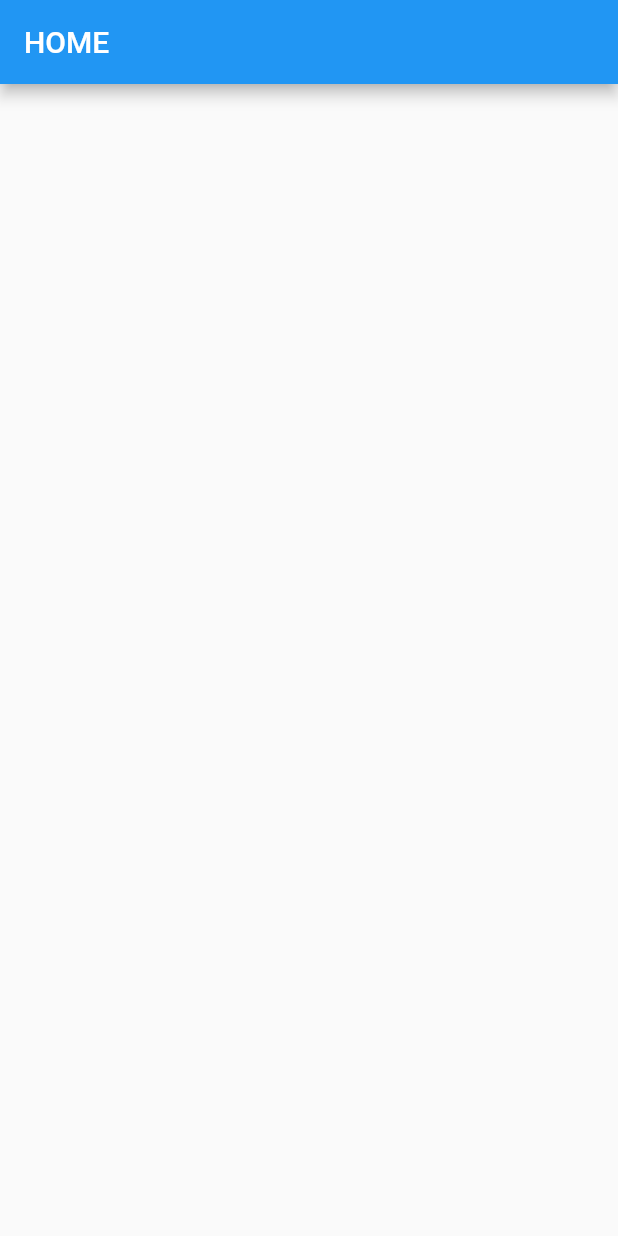
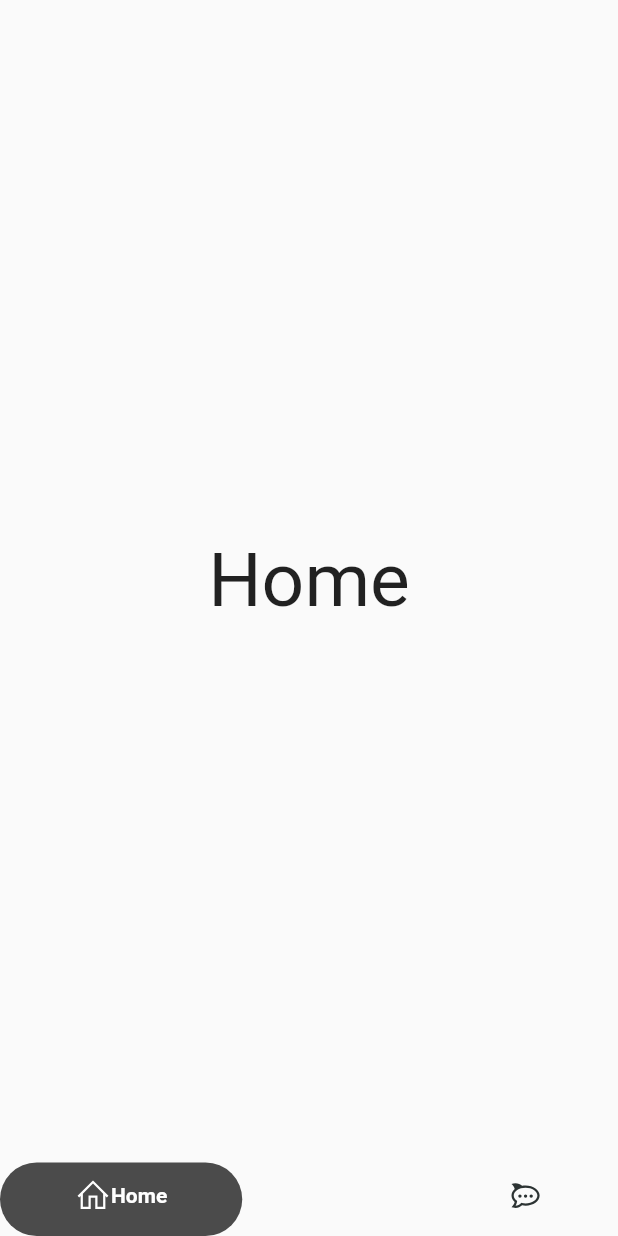
Before and after one commit to kodisinghe2021/chatea_flutter, a Flutter app: the screen it shows after launch, on a phone screen of 412 x 824 dp. Run offline on Flutter 3.47's test engine with Material 2 defaults, Android fonts, the phone set to English and light mode, and no system bars; drawn by our look-alikes of google_nav_bar; our stand-ins replace animate_do, awesome_dialog, flutter_spinkit, flutter_svg, google_fonts, line_icons and 1 more; Roboto replaces fonts that are missing (Abel).

Commit message:
tabbed_apply

```diff
--- a/lib/common/components/custom_text.dart
+++ b/lib/common/components/custom_text.dart
@@ -7,3 +7,7 @@ Text textHeadType(String text) => Text(
       text,
       style: GoogleFonts.acme(fontSize: 20, color: kWhite),
     );
+Text textsimpleType(String text) => Text(
+      text,
+      style: GoogleFonts.acme(fontSize: 14, color: kWhite),
+    );
--- a/lib/screens/main/home/home.dart
+++ b/lib/screens/main/home/home.dart
@@ -1,4 +1,5 @@
 import 'package:flutter/material.dart';
+import 'package:google_fonts/google_fonts.dart';
 
 class Home extends StatefulWidget {
   const Home({super.key});
@@ -11,8 +12,12 @@ class _HomeState extends State<Home> {
   @override
   Widget build(BuildContext context) {
     return Scaffold(
-      appBar: AppBar(title: const Text("HOME"), ),
-      body: Container(),
+      body: Center(
+        child: Text(
+          'Home',
+          style: GoogleFonts.abel(fontSize: 50),
+        ),
+      ),
     );
   }
 }
--- a/lib/screens/main/main_screen.dart
+++ b/lib/screens/main/main_screen.dart
@@ -1,13 +1,9 @@
-import 'package:awesome_dialog/awesome_dialog.dart';
 import 'package:chatea_app/constant.dart';
-import 'package:chatea_app/common/components/custom_buttons.dart';
-import 'package:chatea_app/common/components/custom_dialog_box.dart';
-import 'package:chatea_app/common/components/custom_images.dart';
-import 'package:chatea_app/common/components/custom_text_field.dart';
 import 'package:chatea_app/screens/main/chat/chat.dart';
 import 'package:chatea_app/screens/main/home/home.dart';
 import 'package:flutter/material.dart';
-import 'package:logger/logger.dart';
+import 'package:google_nav_bar/google_nav_bar.dart';
+import 'package:line_icons/line_icons.dart';
 
 class MainScreen extends StatefulWidget {
   const MainScreen({super.key});
@@ -18,7 +14,7 @@ class MainScreen extends StatefulWidget {
 
 class _MainScreenState extends State<MainScreen> {
   // current screen index
-  int currentIndex = 0;
+  int _currentIndex = 0;
 
   //screens list
   final List<Widget> _screens = [
@@ -29,7 +25,31 @@ class _MainScreenState extends State<MainScreen> {
   @override
   Widget build(BuildContext context) {
     return Scaffold(
-      body: _screens.elementAt(currentIndex),
+      body: IndexedStack(
+        index: _currentIndex,
+        children: _screens,
+      ),
+      bottomNavigationBar: GNav(
+        tabBackgroundColor: Colors.black.withOpacity(.7),
+        activeColor: kWhite,
+        color: kShadow,
+        duration: const Duration(milliseconds: 200),
+        padding: const EdgeInsets.fromLTRB(50, 10, 50, 15),
+        selectedIndex: _currentIndex,
+        onTabChange: (tappedIndex) => setState(() {
+          _currentIndex = tappedIndex;
+        }),
+        tabs: const [
+          GButton(
+            icon: LineIcons.home,
+            text: 'Home',
+          ),
+          GButton(
+            icon: LineIcons.rocketChat,
+            text: 'Chat',
+          ),
+        ],
+      ),
     );
   }
 }
--- a/lib/utils/util_functions.dart
+++ b/lib/utils/util_functions.dart
@@ -11,6 +11,6 @@ class UtilFunctions {
   }
 
   static void backToPage(BuildContext context) {
-    Navigator.pop(context);
+    Navigator.of(context).pop();
   }
 }
--- a/pubspec.yaml
+++ b/pubspec.yaml
@@ -41,6 +41,8 @@ dependencies:
   flutter_svg: ^2.0.4
   skeletons: ^0.0.3
   awesome_dialog: ^3.0.2
+  google_nav_bar: ^5.0.6
+  line_icons: ^2.0.1
 
 dev_dependencies:
   flutter_test:
```
Also changed, not shown: lib/screens/main/chat/chat.dart (+9 -3 lines), pubspec.lock.
